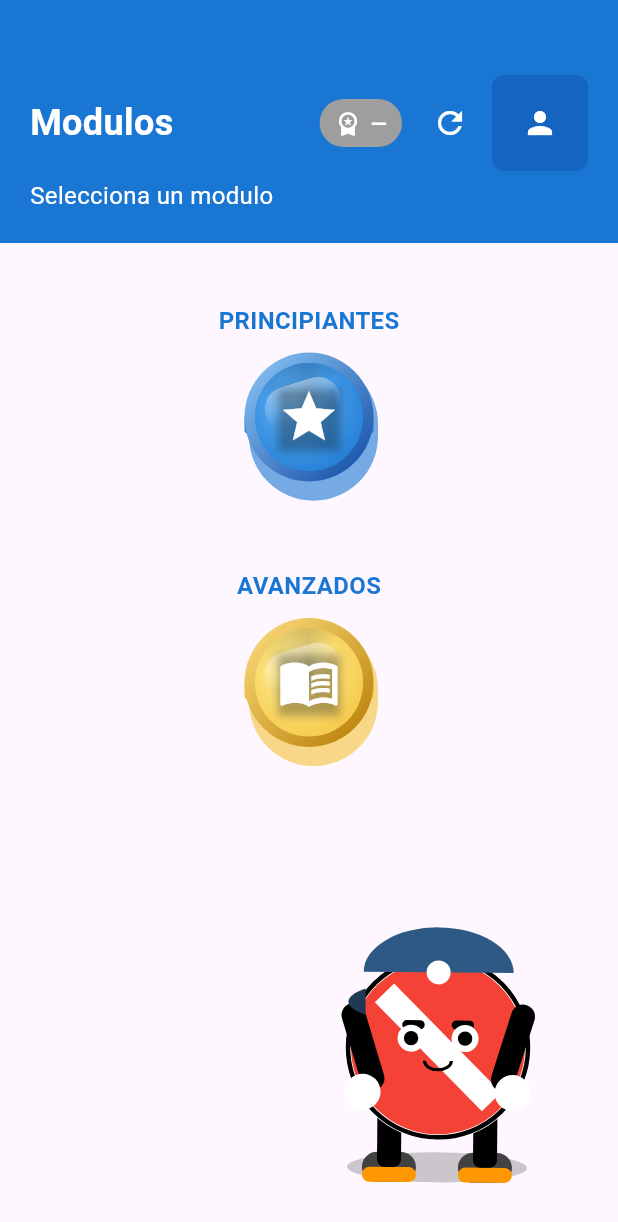
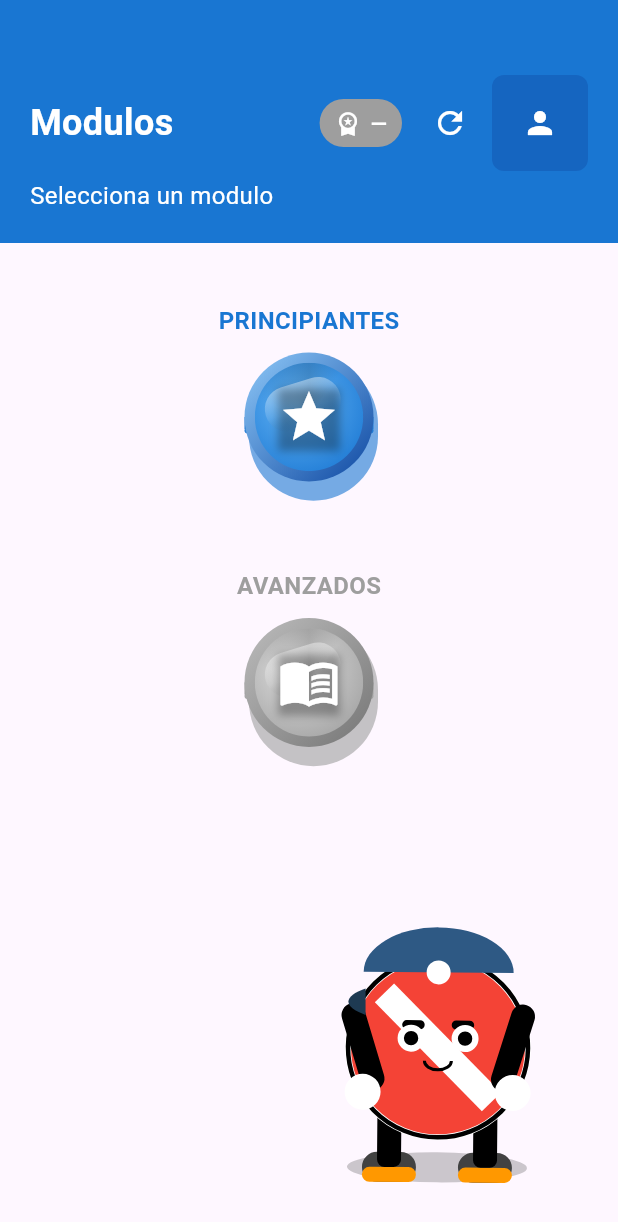
Before and after one commit to Jonialen/EduVial-Frontend, a Flutter app: the Menu screen opened directly, on a phone screen of 412 x 824 dp. Shown: the top 1222 px of the screen. Run offline on Flutter 3.47's test engine with Material 3 defaults, Android fonts, the phone set to English and light mode, and no system bars; our stand-ins replace shared_preferences; accounts and stored records are empty.

Commit message:
Minor change applied to the Advanced button

```diff
--- a/lib/views/SignalModule.dart
+++ b/lib/views/SignalModule.dart
@@ -127,13 +127,13 @@ class _SignalModuleViewState extends State<_SignalModuleView> {
             Center(
               child: Padding(
                 padding: const EdgeInsets.only(right: 12),
-                child: Text('Total: ${qc.userPoints}'),
+
               ),
             ),
           Center(
             child: Padding(
               padding: const EdgeInsets.only(right: 12),
-              child: Text('Puntaje lección: ${qc.scoreLessonPoints}'),
+
             ),
           ),
         ],
--- a/lib/views/menu.dart
+++ b/lib/views/menu.dart
@@ -465,28 +465,33 @@ class _MenuState extends State<Menu> with SingleTickerProviderStateMixin {
                         // AVANZADOS
                         Column(
                           children: [
-                            const Text(
+                            Text(
                               'AVANZADOS',
                               style: TextStyle(
-                                color: Color(0xFF1976D2),
+                                color: canEnterAdvanced
+                                    ? const Color(0xFF1976D2)  // Azul normal si tiene puntos
+                                    : Colors.grey,              // Gris si no tiene 75 puntos
                                 fontWeight: FontWeight.bold,
                                 fontSize: 16,
                               ),
                             ),
+
                             const SizedBox(height: 10),
                             CoinButton(
                               icon: Icons.menu_book,
                               size: 86,
-                              rimDark: const Color(0xFFB57A00),
-                              rimLight: const Color(0xFFFFE082),
-                              faceDark: const Color(0xFFF4C23A),
-                              faceLight: const Color(0xFFFFF3A0),
+                              // 👇 Cambia el color según si tiene suficientes puntos
+                              rimDark: canEnterAdvanced ? const Color(0xFFB57A00) : Colors.grey.shade600,
+                              rimLight: canEnterAdvanced ? const Color(0xFFFFE082) : Colors.grey.shade400,
+                              faceDark: canEnterAdvanced ? const Color(0xFFF4C23A) : Colors.grey.shade500,
+                              faceLight: canEnterAdvanced ? const Color(0xFFFFF3A0) : Colors.grey.shade300,
                               depth: 8.0,
                               onTap: () async {
                                 global_identifier.counter = 1;
-                                await _tryToggleAvanzadoSubmodulos(); // <-- valida puntos
+                                await _tryToggleAvanzadoSubmodulos(); // mantiene tu validación actual
                               },
                             ),
+
                             if (_showAvanzadoSubmodulos)
                               _buildSubmodulos('Avanzado'),
                           ],
```
